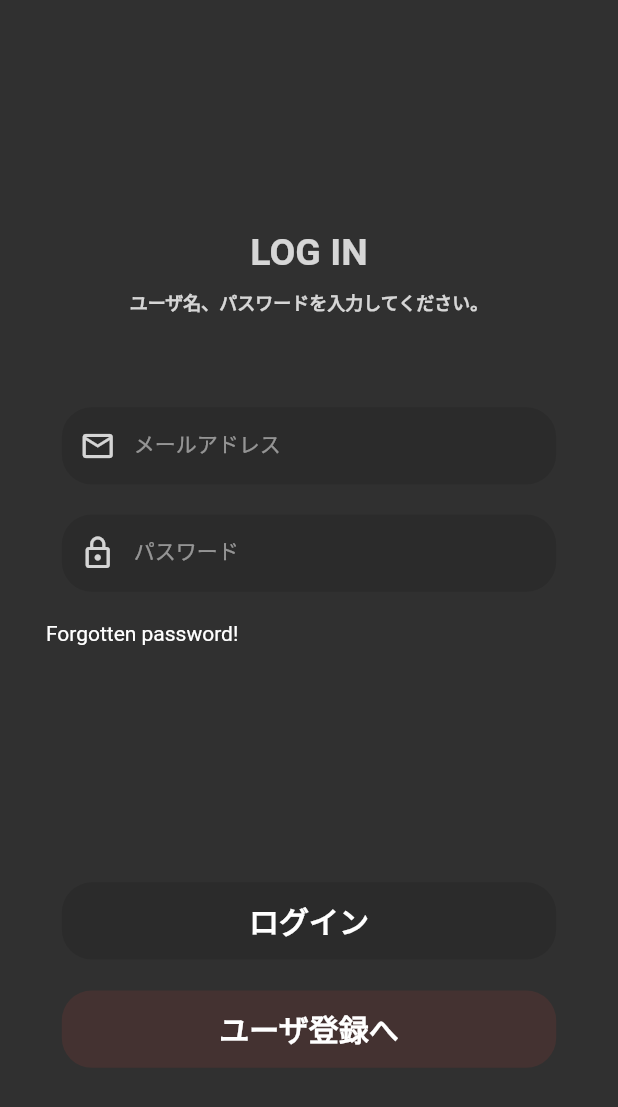
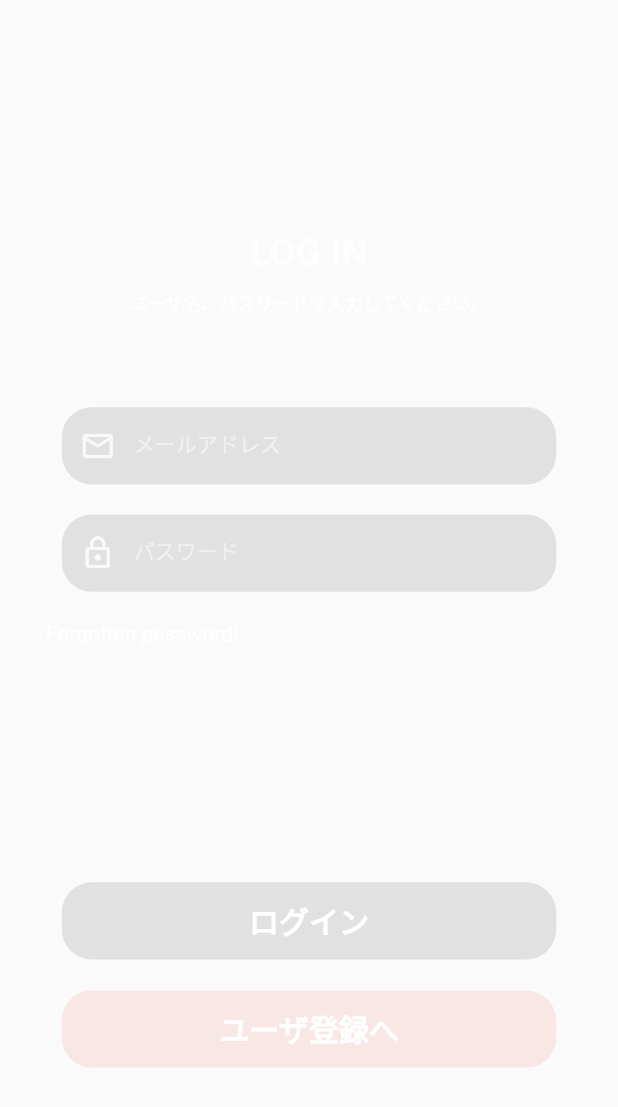
Before and after one commit to tombee-creator/e-meal-frontend, a Flutter app: the screen it shows after launch, on a phone screen of 412 x 824 dp. Shown: the top 1107 px of the screen. Run offline on Flutter 3.47's test engine with Material 2 defaults, Android fonts, the phone set to English and light mode, and no system bars; our stand-ins replace cloud_firestore, firebase_auth, firebase_core, firebase_storage, fl_chart, fluttertoast and 2 more; accounts and stored records are empty; generated files the repository leaves out were written again; network calls fail.

Commit message:
タイトルを変更しました。

```diff
--- a/lib/main.dart
+++ b/lib/main.dart
@@ -15,8 +15,8 @@ class MyApp extends StatelessWidget {
   @override
   Widget build(BuildContext context) {
     return MaterialApp(
-      title: 'つみたべ',
-      theme: ThemeData.dark(),
+      title: 'e-Meal',
+      theme: ThemeData(primarySwatch: Colors.teal),
       onGenerateRoute: ApiRouter().generateRoute,
       initialRoute: '/',
     );
--- a/lib/views/home/components/recipe/recipe_list_item_view.dart
+++ b/lib/views/home/components/recipe/recipe_list_item_view.dart
@@ -13,7 +13,7 @@ class RecipeListItemView extends StatelessWidget {
     return GestureDetector(
         onTap: () {
           Navigator.of(context).push(MaterialPageRoute(
-              builder: (_) => RecipePage(title: "つみたべ", id: recipe.id)));
+              builder: (_) => RecipePage(title: "e-Meal", id: recipe.id)));
         },
         child: AspectRatio(
             aspectRatio: 1.0, child: ImageHelper.image(recipe.url)));
--- a/lib/views/pages/home_page.dart
+++ b/lib/views/pages/home_page.dart
@@ -14,7 +14,7 @@ class HomePage extends StatelessWidget {
   @override
   Widget build(BuildContext context) {
     return HomePageLayout(
-      title: "つみたべ",
+      title: "e-Meal",
       menu: [
         HomeMenuModel("ホーム", Icons.home_filled),
         HomeMenuModel("レシピ追加", Icons.add_outlined),
--- a/lib/views/routes/api_router.dart
+++ b/lib/views/routes/api_router.dart
@@ -27,11 +27,11 @@ class ApiRouter {
         );
       case home:
         return MaterialPageRoute(
-          builder: (_) => const HomePage(title: "つみたべ"),
+          builder: (_) => const HomePage(title: "e-Meal"),
         );
       case recipe:
         return MaterialPageRoute(
-          builder: (_) => const RecipePage(title: "つみたべ"),
+          builder: (_) => const RecipePage(title: "e-Meal"),
         );
       case login:
         return MaterialPageRoute(
@@ -51,7 +51,7 @@ class ApiRouter {
   Widget redirect(BuildContext context) {
     final auth = Authentication();
     if (auth.isAuthenticated) {
-      return const HomePage(title: "つみたべ");
+      return const HomePage(title: "e-Meal");
     } else {
       return const LoginPage();
     }
```
Also changed, not shown: 1 other file.
